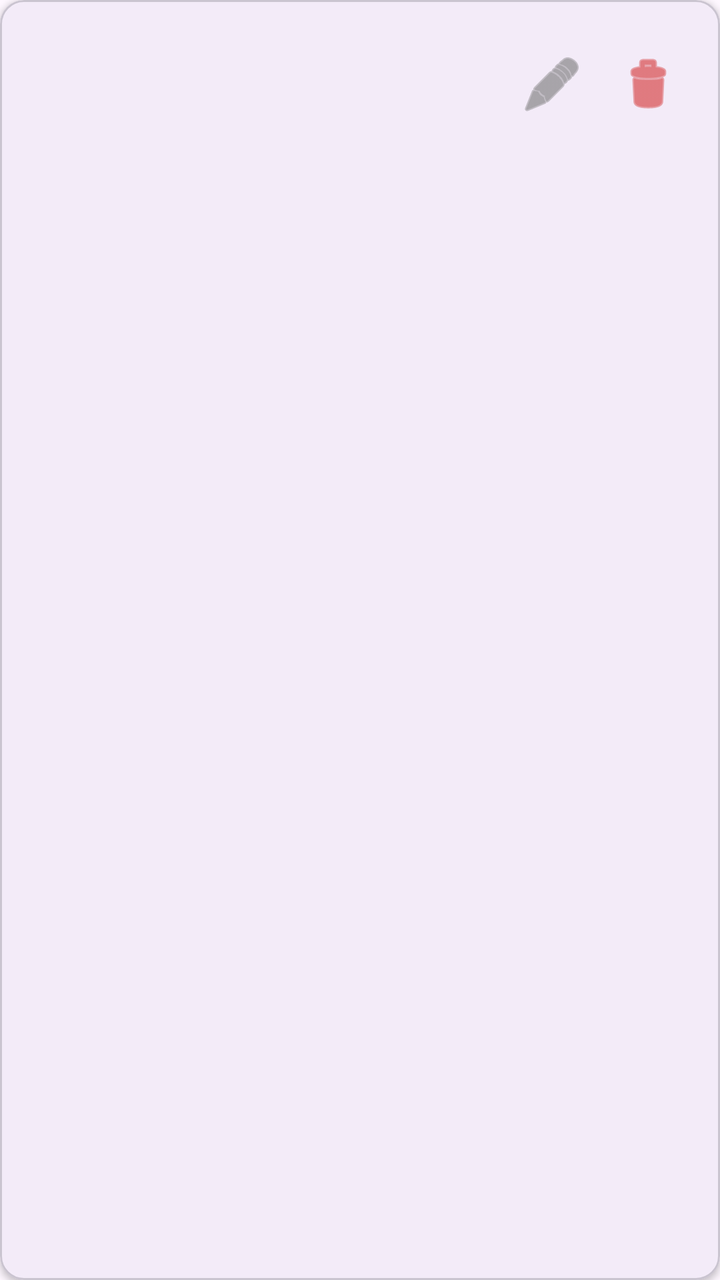
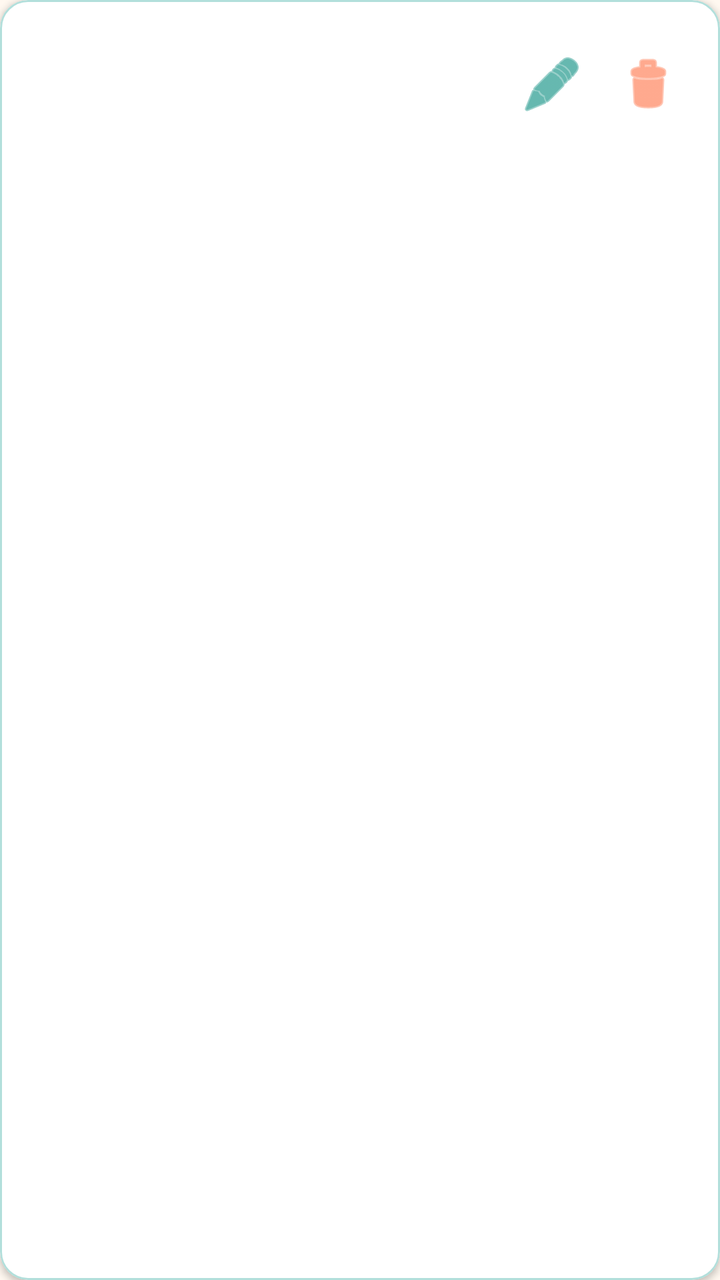

Screens rendered from an Android XML layout before and after an edit, with the pre-edit source and the edit as a unified diff.
<!-- AndroidManifest.xml: application theme Theme.SmartPantryManager -->
<!-- res/layout/item_pantry.xml -->
<?xml version="1.0" encoding="utf-8"?>
<com.google.android.material.card.MaterialCardView xmlns:android="http://schemas.android.com/apk/res/android"
    xmlns:app="http://schemas.android.com/apk/res-auto"
    android:layout_width="match_parent"
    android:layout_height="wrap_content"
    android:layout_marginStart="12dp"
    android:layout_marginTop="6dp"
    android:layout_marginEnd="12dp"
    android:layout_marginBottom="6dp"
    app:cardCornerRadius="12dp"
    app:cardElevation="2dp">

    <LinearLayout
        android:layout_width="match_parent"
        android:layout_height="wrap_content"
        android:gravity="center_vertical"
        android:orientation="horizontal"
        android:padding="12dp">

        <LinearLayout
            android:layout_width="0dp"
            android:layout_height="wrap_content"
            android:layout_weight="1"
            android:orientation="vertical">

            <TextView
                android:id="@+id/tvName"
                android:layout_width="wrap_content"
                android:layout_height="wrap_content"
                android:textSize="18sp"
                android:textStyle="bold" />

            <TextView
                android:id="@+id/tvQty"
                android:layout_width="wrap_content"
                android:layout_height="wrap_content"
                android:textSize="14sp" />

            <TextView
                android:id="@+id/tvExpiry"
                android:layout_width="wrap_content"
                android:layout_height="wrap_content"
                android:textSize="13sp" />
        </LinearLayout>

        <ImageButton
            android:id="@+id/btnEdit"
            android:layout_width="48dp"
            android:layout_height="48dp"
            android:background="@android:color/transparent"
            android:contentDescription="Edit"
            android:src="@android:drawable/ic_menu_edit"
            android:tint="#757575" />

        <ImageButton
            android:id="@+id/btnDelete"
            android:layout_width="48dp"
            android:layout_height="48dp"
            android:background="@android:color/transparent"
            android:contentDescription="Delete"
            android:src="@android:drawable/ic_menu_delete"
            android:tint="#D32F2F" />
    </LinearLayout>
</com.google.android.material.card.MaterialCardView>
<!-- resources referenced by this layout -->
<resources>
  <style name="Theme.SmartPantryManager" parent="Base.Theme.SmartPantryManager" />
  <style name="Base.Theme.SmartPantryManager" parent="Theme.Material3.DayNight.NoActionBar">
          
          
      </style>
</resources>

<!-- the commit's change to res/layout/item_pantry.xml (unified diff, before → after) -->
@@ -7,8 +7,11 @@
     android:layout_marginTop="6dp"
     android:layout_marginEnd="12dp"
     android:layout_marginBottom="6dp"
-    app:cardCornerRadius="12dp"
-    app:cardElevation="2dp">
+    app:cardBackgroundColor="@android:color/white"
+    app:cardCornerRadius="14dp"
+    app:cardElevation="2dp"
+    app:strokeColor="@color/teal_light"
+    app:strokeWidth="1dp">
 
     <LinearLayout
         android:layout_width="match_parent"
@@ -27,6 +30,7 @@
                 android:id="@+id/tvName"
                 android:layout_width="wrap_content"
                 android:layout_height="wrap_content"
+                android:textColor="@color/teal_dark"
                 android:textSize="18sp"
                 android:textStyle="bold" />
 
@@ -34,7 +38,9 @@
                 android:id="@+id/tvQty"
                 android:layout_width="wrap_content"
                 android:layout_height="wrap_content"
-                android:textSize="14sp" />
+                android:textColor="@color/coral_dark"
+                android:textSize="14sp"
+                android:textStyle="bold" />
 
             <TextView
                 android:id="@+id/tvExpiry"
@@ -50,7 +56,7 @@
             android:background="@android:color/transparent"
             android:contentDescription="Edit"
             android:src="@android:drawable/ic_menu_edit"
-            android:tint="#757575" />
+            app:tint="@color/teal" />
 
         <ImageButton
             android:id="@+id/btnDelete"
@@ -59,6 +65,6 @@
             android:background="@android:color/transparent"
             android:contentDescription="Delete"
             android:src="@android:drawable/ic_menu_delete"
-            android:tint="#D32F2F" />
+            app:tint="@color/coral" />
     </LinearLayout>
 </com.google.android.material.card.MaterialCardView>
<!-- resource entries referenced after the edit -->
@@ -1,9 +1,25 @@
 <!-- resources referenced by this layout -->
 <resources>
+  <color name="coral">#FF7043</color>
+  <color name="coral_dark">#BF360C</color>
+  <color name="teal">#00897B</color>
+  <color name="teal_dark">#00695C</color>
+  <color name="teal_light">#B2DFDB</color>
   <style name="Theme.SmartPantryManager" parent="Base.Theme.SmartPantryManager" />
-  <style name="Base.Theme.SmartPantryManager" parent="Theme.Material3.DayNight.NoActionBar">
-          
-          
+  <style name="Base.Theme.SmartPantryManager" parent="Theme.Material3.Light.NoActionBar">
+          <item name="colorPrimary">@color/teal</item>
+          <item name="colorOnPrimary">@android:color/white</item>
+          <item name="colorPrimaryContainer">@color/coral_light</item>
+          <item name="colorOnPrimaryContainer">@color/coral_dark</item>
+          <item name="colorSecondary">@color/coral</item>
+          <item name="colorOnSecondary">@android:color/white</item>
+          <item name="colorSecondaryContainer">@color/teal_light</item>
+          <item name="colorOnSecondaryContainer">@color/teal_dark</item>
+          <item name="android:colorBackground">@color/cream</item>
+          <item name="android:statusBarColor">@color/teal_dark</item>
+          <item name="android:windowLightStatusBar" tools:targetApi="m">false</item>
       </style>
+  <color name="coral_light">#FFCCBC</color>
+  <color name="cream">#FFF8F0</color>
 </resources>
 
